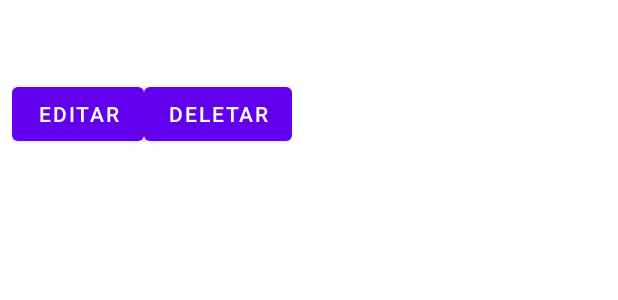
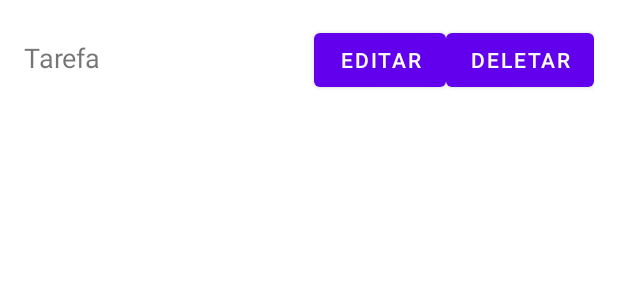
Before and after one commit to leoleoyuuki/cp5-kotlin, an Android app: the layout item_tarefa.xml on its own in the app's theme, with its tools: preview values and no code run, on a phone screen of 412 x 824 dp. Shown: the top 300 px of the screen. Run offline under Robolectric (Android 15) with nearby library versions, the phone set to English and light mode, and no system bars.

Commit message:
working dlete

```diff
--- a/app/src/main/java/com/example/cp5_kotlin/model/Tarefa.kt
+++ b/app/src/main/java/com/example/cp5_kotlin/model/Tarefa.kt
@@ -2,7 +2,7 @@ package com.example.cp5_kotlin.model
 
 data class Tarefa(
     val id: Int,
-    val titulo: String,
+    var titulo: String,
     val data: String,
     val descricao: String,
     val local: String,
--- a/app/src/main/res/layout/item_tarefa.xml
+++ b/app/src/main/res/layout/item_tarefa.xml
@@ -1,39 +1,27 @@
 <?xml version="1.0" encoding="utf-8"?>
-<LinearLayout
-    xmlns:android="http://schemas.android.com/apk/res/android"
+<LinearLayout xmlns:android="http://schemas.android.com/apk/res/android"
     android:layout_width="match_parent"
     android:layout_height="wrap_content"
-    android:orientation="vertical"
-    android:padding="8dp">
+    android:orientation="horizontal"
+    android:padding="16dp">
 
     <TextView
-        android:id="@+id/textTitulo"
+        android:id="@+id/tituloTarefa"
+        android:layout_width="0dp"
+        android:layout_height="wrap_content"
+        android:layout_weight="1"
+        android:text="Tarefa"
+        android:textSize="18sp" />
+
+    <com.google.android.material.button.MaterialButton
+        android:id="@+id/botaoEditar"
         android:layout_width="wrap_content"
         android:layout_height="wrap_content"
-        android:textSize="18sp"
-        android:textStyle="bold" />
+        android:text="Editar" />
 
-    <TextView
-        android:id="@+id/textDescricao"
+    <com.google.android.material.button.MaterialButton
+        android:id="@+id/botaoDeletar"
         android:layout_width="wrap_content"
         android:layout_height="wrap_content"
-        android:textSize="14sp" />
-
-    <LinearLayout
-        android:layout_width="wrap_content"
-        android:layout_height="wrap_content"
-        android:orientation="horizontal">
-
-        <Button
-            android:id="@+id/btnEditar"
-            android:layout_width="wrap_content"
-            android:layout_height="wrap_content"
-            android:text="Editar" />
-
-        <Button
-            android:id="@+id/btnDeletar"
-            android:layout_width="wrap_content"
-            android:layout_height="wrap_content"
-            android:text="Deletar" />
-    </LinearLayout>
+        android:text="Deletar" />
 </LinearLayout>
```
Also changed, not shown: app/src/main/java/com/example/cp5_kotlin/ui/listartarefa/ListarTarefaFragment.kt (+107 -39 lines), app/src/main/java/com/example/cp5_kotlin/ui/listartarefa/TarefaAdapter.kt (added, +44 -0 lines), app/src/main/res/layout/dialog_edit_task.xml (added, +30 -0 lines), app/src/main/res/layout/fragment_listar_tarefa.xml (+3 -26 lines).
